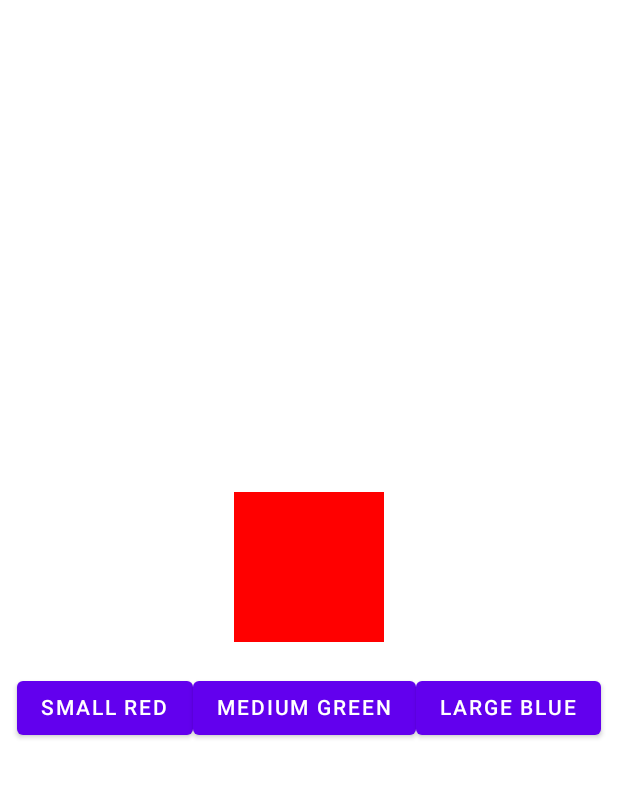
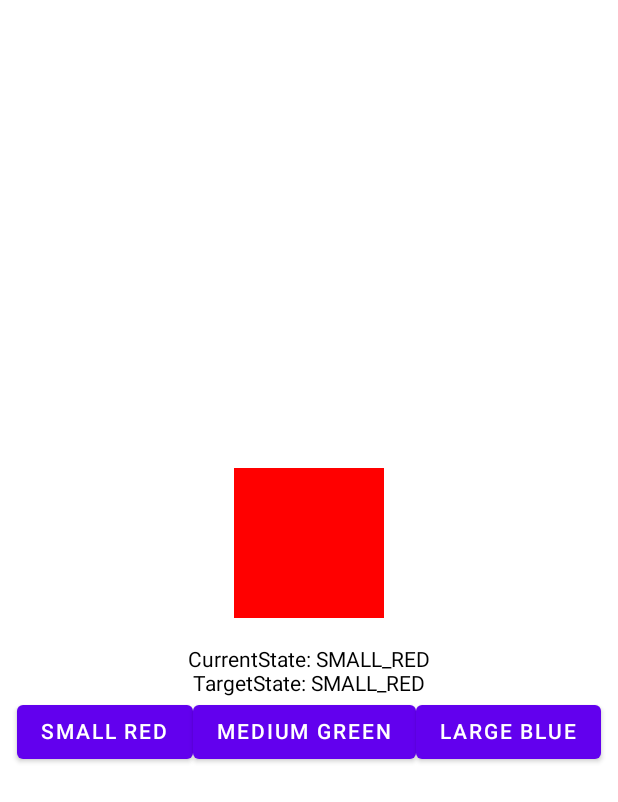
Before and after one commit to theapache64/compose-animation-playground, an Android app built with Jetpack Compose: the @Preview function UpdateTransitionScreen, on a phone screen of 412 x 824 dp. Shown: the top 802 px of the screen. Run offline under Robolectric (Android 15) with nearby library versions, the phone set to English and light mode, and no system bars.

```diff
--- a/app/src/main/java/com/theapache64/composeanimationplayground/ui/screen/animation/UpdateTransitionScreen.kt
+++ b/app/src/main/java/com/theapache64/composeanimationplayground/ui/screen/animation/UpdateTransitionScreen.kt
@@ -2,6 +2,7 @@ package com.theapache64.composeanimationplayground.ui.screen.animation
 
 import androidx.compose.animation.animateColor
 import androidx.compose.animation.core.animateDp
+import androidx.compose.animation.core.tween
 import androidx.compose.animation.core.updateTransition
 import androidx.compose.foundation.background
 import androidx.compose.foundation.layout.*
@@ -15,27 +16,33 @@ import androidx.compose.ui.tooling.preview.Preview
 import androidx.compose.ui.unit.dp
 import com.theapache64.composeanimationplayground.ui.composable.BigColumn
 
-private enum class BoxState { SMALL, MEDIUM, LARGE }
+private enum class BoxState { SMALL_RED, MEDIUM_GREEN, LARGE_BLUE }
 
 @Preview(device = Devices.DEFAULT)
 @Composable
 fun UpdateTransitionScreen() {
     BigColumn {
-        var currentState by remember { mutableStateOf(BoxState.SMALL) }
+        var currentState by remember { mutableStateOf(BoxState.SMALL_RED) }
         val transition = updateTransition(targetState = currentState, "Box (Size + Color)")
-        val size by transition.animateDp(label = "Size transition") {
+        val size by transition.animateDp(
+            label = "Size transition",
+            transitionSpec = { tween(3000) }
+        ) {
             when (it) {
-                BoxState.SMALL -> 100.dp
-                BoxState.MEDIUM -> 200.dp
-                BoxState.LARGE -> 350.dp
+                BoxState.SMALL_RED -> 100.dp
+                BoxState.MEDIUM_GREEN -> 200.dp
+                BoxState.LARGE_BLUE -> 350.dp
             }
         }
 
-        val color by transition.animateColor(label = "Color transition") {
+        val color by transition.animateColor(
+            label = "Color transition",
+            transitionSpec = { tween(3000) }
+        ) {
             when (it) {
-                BoxState.SMALL -> Color.Red
-                BoxState.MEDIUM -> Color.Green
-                BoxState.LARGE -> Color.Blue
+                BoxState.SMALL_RED -> Color.Red
+                BoxState.MEDIUM_GREEN -> Color.Green
+                BoxState.LARGE_BLUE -> Color.Blue
             }
         }
 
@@ -47,17 +54,20 @@ fun UpdateTransitionScreen() {
 
         Spacer(modifier = Modifier.height(20.dp))
 
+        Text(text = "CurrentState: ${transition.currentState}")
+        Text(text = "TargetState: ${transition.targetState}")
+
         Row {
 
-            Button(onClick = { currentState = BoxState.SMALL }) {
+            Button(onClick = { currentState = BoxState.SMALL_RED }) {
                 Text(text = "SMALL RED")
             }
 
-            Button(onClick = { currentState = BoxState.MEDIUM }) {
+            Button(onClick = { currentState = BoxState.MEDIUM_GREEN }) {
                 Text(text = "MEDIUM GREEN")
             }
 
-            Button(onClick = { currentState = BoxState.LARGE }) {
+            Button(onClick = { currentState = BoxState.LARGE_BLUE }) {
                 Text(text = "LARGE BLUE")
             }
         }
--- a/app/src/main/java/com/theapache64/composeanimationplayground/ui/screen/animation/animatedcontent/SizeTransformScreen.kt
+++ b/app/src/main/java/com/theapache64/composeanimationplayground/ui/screen/animation/animatedcontent/SizeTransformScreen.kt
@@ -9,12 +9,14 @@ import androidx.compose.material.Surface
 import androidx.compose.runtime.*
 import androidx.compose.ui.Alignment
 import androidx.compose.ui.Modifier
+import androidx.compose.ui.tooling.preview.Preview
 import androidx.compose.ui.unit.IntSize
 import androidx.compose.ui.unit.dp
 import com.theapache64.composeanimationplayground.ui.composable.ComposeLogo
 import com.theapache64.composeanimationplayground.ui.composable.TeslaLogo
 import com.theapache64.composeanimationplayground.ui.theme.CodGray_700
 
+@Preview
 @Composable
 fun SizeTransformScreen() {
     var expanded by remember { mutableStateOf(false) }
@@ -32,7 +34,7 @@ fun SizeTransformScreen() {
                                     // Expand animation
                                     keyframes {
                                         // Expand horizontally first.
-                                        IntSize(targetSize.width + 300, initialSize.height) at 2000
+                                        IntSize(targetSize.width, targetSize.height) at 2000 // 0 to 2000
 
                                         /**
                                          * Here the total duration is 3s.
@@ -44,7 +46,7 @@ fun SizeTransformScreen() {
                                     // Shrink animation
                                     keyframes {
                                         // Shrink vertically first.
-                                        IntSize(initialSize.width, targetSize.height) at 2000
+                                        IntSize(targetSize.width, targetSize.height) at 2000 // 0 to 2000
 
                                         /**
                                          * Here the total duration is 3s.
```
Also changed, not shown: app/src/main/java/com/theapache64/composeanimationplayground/ui/TransparentTest.kt (added, +89 -0 lines), app/src/main/java/com/theapache64/composeanimationplayground/ui/screen/AppNavigation.kt (+5 -6 lines), app/src/main/java/com/theapache64/composeanimationplayground/ui/screen/animation/UpdateTransitionAnimateContentScreen.kt (added, +116 -0 lines).
